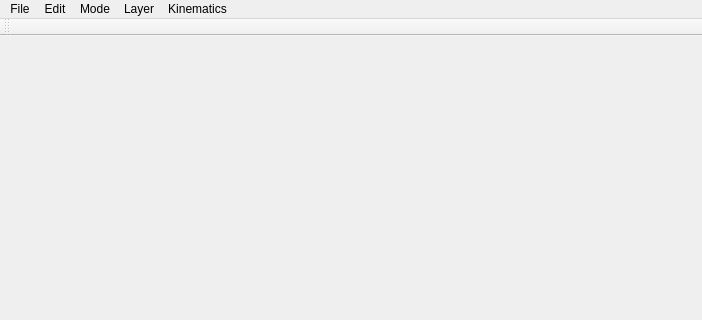
Before: the Qt Designer form KinematicDesign2D/MainWindow.ui in gnishida/KinematicDesign2D, drawn with Qt 5; both pictures show x 0 to 702 and y 0 to 320 of the 702 by 737 pixel window.
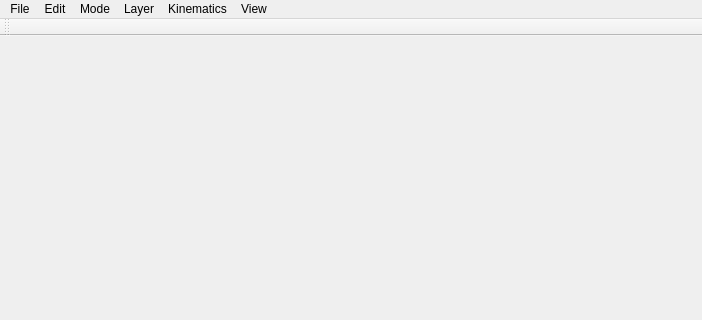
After: the same form once the commit is applied. Icons and pictures are not drawn.

Patch:
```diff
--- a/KinematicDesign2D/MainWindow.ui
+++ b/KinematicDesign2D/MainWindow.ui
@@ -103,11 +103,18 @@
     <addaction name="separator"/>
     <addaction name="actionCircularRepeat"/>
    </widget>
+   <widget class="QMenu" name="menuView">
+    <property name="title">
+     <string>View</string>
+    </property>
+    <addaction name="actionShowSolutions"/>
+   </widget>
    <addaction name="menuFile"/>
    <addaction name="menuEdit"/>
    <addaction name="menuMode"/>
    <addaction name="menuLayer"/>
    <addaction name="menuTool"/>
+   <addaction name="menuView"/>
   </widget>
   <widget class="QToolBar" name="mainToolBar">
    <attribute name="toolBarArea">
```
Left out of the diff: 10 changed lines with no effect on the pictures.
